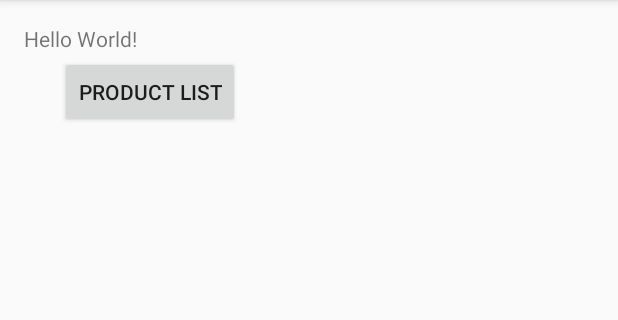
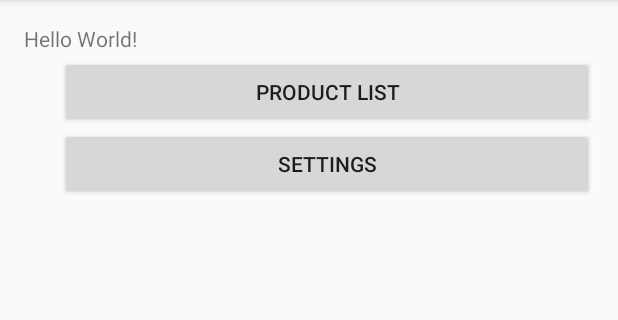
Before and after one commit to xShivan/PJATK-Android, an Android app: the screen it shows after launch (MainActivity), on a phone screen of 412 x 824 dp, the part 84-404 px from its top. Run offline under Robolectric (Android 15) with nearby library versions, the phone set to English and light mode, and no system bars; libraries missing offline, so code that uses them is left out: com.orm; 2 statements that could not run were skipped.

Commit message:
Zapisywanie ustawień w SharedPreferences.

```diff
--- /dev/null
+++ b/Excercise1/app/src/main/java/net/xshivan/excercise1/ApplicationSettings.java
@@ -0,0 +1,7 @@
+package net.xshivan.excercise1;
+
+public class ApplicationSettings {
+    public Boolean isLightTheme;
+
+    public Boolean navigateToProductsOnStart;
+}
--- a/Excercise1/app/src/main/java/net/xshivan/excercise1/Excercise1Application.java
+++ b/Excercise1/app/src/main/java/net/xshivan/excercise1/Excercise1Application.java
@@ -1,11 +1,9 @@
 package net.xshivan.excercise1;
 
-import android.app.Application;
 import android.content.res.Configuration;
+
 import com.orm.SugarApp;
 import com.orm.SugarContext;
-
-import net.xshivan.excercise1.Models.Product;
 
 public class Excercise1Application extends SugarApp {
 
--- a/Excercise1/app/src/main/java/net/xshivan/excercise1/MainActivity.java
+++ b/Excercise1/app/src/main/java/net/xshivan/excercise1/MainActivity.java
@@ -12,9 +12,22 @@ public class MainActivity extends AppCompatActivity {
         startActivity(intent);
     }
 
+    public void handleBtnSettingsClick(View view) {
+        Intent intent = new Intent(getApplicationContext(), SettingsActivity.class);
+        startActivity(intent);
+    }
+
     @Override
     protected void onCreate(Bundle savedInstanceState) {
         super.onCreate(savedInstanceState);
         setContentView(R.layout.activity_main);
+
+        ApplicationSettings applicationSettings = SharedPreferencesAccess.loadPreferences(getApplicationContext());
+        SharedPreferencesAccess.applyPreferences(applicationSettings, this);
+
+        if (applicationSettings.navigateToProductsOnStart) {
+            Intent intent = new Intent(getApplicationContext(), ProductListActivity.class);
+            startActivity(intent);
+        }
     }
 }
--- /dev/null
+++ b/Excercise1/app/src/main/java/net/xshivan/excercise1/SharedPreferencesAccess.java
@@ -0,0 +1,38 @@
+package net.xshivan.excercise1;
+
+import android.content.Context;
+import android.content.SharedPreferences;
+import android.support.v4.app.AppLaunchChecker;
+import android.support.v7.app.AppCompatActivity;
+
+public class SharedPreferencesAccess {
+    public static ApplicationSettings loadPreferences(Context context) {
+        SharedPreferences sharedPreferences = context.getSharedPreferences("prefs", Context.MODE_PRIVATE);
+
+        ApplicationSettings applicationSettings = new ApplicationSettings();
+        applicationSettings.isLightTheme = sharedPreferences.getBoolean("isLightTheme", true);
+        applicationSettings.navigateToProductsOnStart = sharedPreferences.getBoolean("navigateToProductsOnStart", false);
+
+        return applicationSettings;
+    }
+
+    public static void savePreferences(ApplicationSettings applicationSettings, Context context) {
+        SharedPreferences sharedPreferences = context.getSharedPreferences("prefs", Context.MODE_PRIVATE);
+
+        SharedPreferences.Editor editor = sharedPreferences.edit();
+
+        editor.clear();
+        editor.putBoolean("isLightTheme", applicationSettings.isLightTheme);
+        editor.putBoolean("navigateToProductsOnStart", applicationSettings.navigateToProductsOnStart);
+        editor.commit();
+    }
+
+    public static void applyPreferences(ApplicationSettings applicationSettings, AppCompatActivity context) {
+
+        // TODO: Przeróbka
+        if (applicationSettings.isLightTheme)
+            context.getApplicationContext().setTheme(android.R.style.Theme_Light);
+        else
+            context.getApplicationContext().setTheme(android.R.style.Theme_Black);
+    }
+}
--- a/Excercise1/app/src/main/res/layout/activity_main.xml
+++ b/Excercise1/app/src/main/res/layout/activity_main.xml
@@ -18,13 +18,26 @@
         android:text="Product list"
         android:layout_width="wrap_content"
         android:layout_height="wrap_content"
-        android:layout_below="@+id/textView"
         android:layout_alignParentLeft="true"
         android:layout_alignParentStart="true"
         android:layout_marginLeft="24dp"
         android:layout_marginStart="24dp"
         android:layout_marginTop="21dp"
         android:id="@+id/btnProductList"
-        android:onClick="handleBtnProductListClick" />
+        android:onClick="handleBtnProductListClick"
+        android:layout_alignParentRight="true"
+        android:layout_alignParentEnd="true" />
+
+    <Button
+        android:text="Settings"
+        android:layout_width="wrap_content"
+        android:layout_height="wrap_content"
+        android:id="@+id/btnSettings"
+        android:layout_below="@+id/btnProductList"
+        android:layout_alignLeft="@+id/btnProductList"
+        android:layout_alignStart="@+id/btnProductList"
+        android:layout_alignRight="@+id/btnProductList"
+        android:layout_alignEnd="@+id/btnProductList"
+        android:onClick="handleBtnSettingsClick" />
 
 </RelativeLayout>
```
Also changed, not shown: Excercise1/app/src/main/AndroidManifest.xml (+17 -7 lines), Excercise1/app/src/main/java/net/xshivan/excercise1/SettingsActivity.java (added, +34 -0 lines), Excercise1/app/src/main/res/layout/activity_settings.xml (added, +57 -0 lines).
